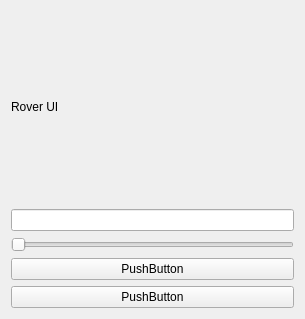
First picture: the form in resource/rover.ui, repository robotique-udes/rover, before the edit.
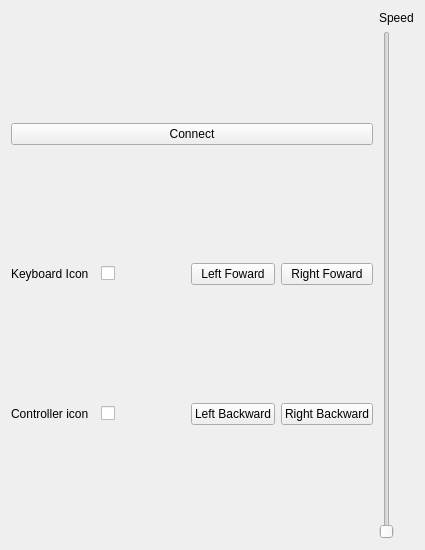
Second picture: the form after the edit.

Commit message: Creating the first interface

Patch:
```diff
--- a/resource/rover.ui
+++ b/resource/rover.ui
@@ -6,8 +6,8 @@
    <rect>
     <x>0</x>
     <y>0</y>
-    <width>305</width>
-    <height>319</height>
+    <width>425</width>
+    <height>550</height>
    </rect>
   </property>
   <property name="windowTitle">
@@ -15,35 +15,88 @@
   </property>
   <layout class="QHBoxLayout" name="horizontalLayout">
    <item>
-    <layout class="QVBoxLayout" name="layout">
-     <item>
-      <widget class="QLabel" name="label">
+    <layout class="QGridLayout" name="gridLayout">
+     <item row="2" column="3">
+      <widget class="QPushButton" name="right_backward_btn">
        <property name="text">
-        <string>Rover UI</string>
+        <string>Right Backward</string>
        </property>
       </widget>
      </item>
+     <item row="2" column="1">
+      <widget class="QCheckBox" name="checkBox_2">
+       <property name="text">
+        <string/>
+       </property>
+      </widget>
+     </item>
+     <item row="2" column="2">
+      <widget class="QPushButton" name="left_backward_btn">
+       <property name="text">
+        <string>Left Backward</string>
+       </property>
+      </widget>
+     </item>
+     <item row="1" column="2">
+      <widget class="QPushButton" name="left_foward_btn">
+       <property name="text">
+        <string>Left Foward</string>
+       </property>
+      </widget>
+     </item>
+     <item row="2" column="0">
+      <widget class="QLabel" name="controller_lbl">
+       <property name="text">
+        <string>Controller icon</string>
+       </property>
+      </widget>
+     </item>
+     <item row="1" column="0">
+      <widget class="QLabel" name="keyboard_lbl">
+       <property name="text">
+        <string>Keyboard Icon</string>
+       </property>
+      </widget>
+     </item>
+     <item row="1" column="3">
+      <widget class="QPushButton" name="right_foward_btn">
+       <property name="text">
+        <string>Right Foward</string>
+       </property>
+      </widget>
+     </item>
+     <item row="1" column="1">
+      <widget class="QCheckBox" name="keyboard_check_box">
+       <property name="text">
+        <string/>
+       </property>
+      </widget>
+     </item>
+     <item row="0" column="0" colspan="4">
+      <widget class="QPushButton" name="connect_btn">
+       <property name="text">
+        <string>Connect</string>
+       </property>
+      </widget>
+     </item>
+    </layout>
+   </item>
+   <item>
+    <layout class="QVBoxLayout" name="verticalLayout">
+     <property name="sizeConstraint">
+      <enum>QLayout::SetMaximumSize</enum>
+     </property>
      <item>
-      <widget class="QLineEdit" name="lineEdit"/>
+      <widget class="QLabel" name="speed_lbl">
+       <property name="text">
+        <string>Speed</string>
+       </property>
+      </widget>
      </item>
      <item>
-      <widget class="QSlider" name="horizontalSlider">
+      <widget class="QSlider" name="speed_slider">
        <property name="orientation">
-        <enum>Qt::Horizontal</enum>
-       </property>
-      </widget>
-     </item>
-     <item>
-      <widget class="QPushButton" name="pushButton_2">
-       <property name="text">
-        <string>PushButton</string>
-       </property>
-      </widget>
-     </item>
-     <item>
-      <widget class="QPushButton" name="pushButton">
-       <property name="text">
-        <string>PushButton</string>
+        <enum>Qt::Vertical</enum>
        </property>
       </widget>
      </item>
```
